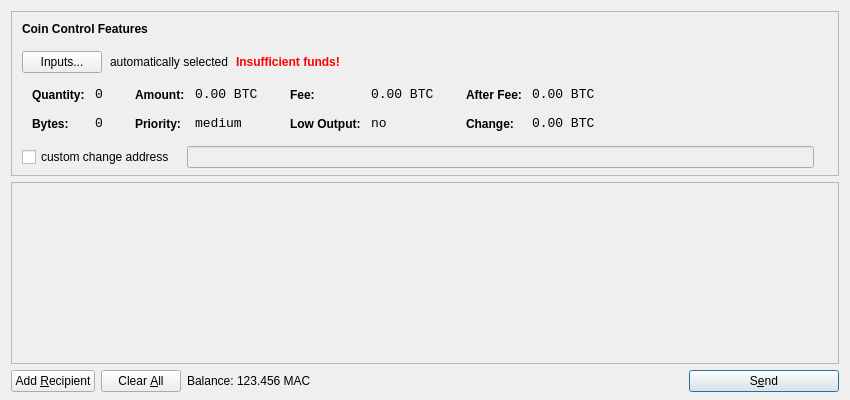
Old version of the form src/qt/forms/sendcoinsdialog.ui in the repository machinecoin-project/machinecoin-core.
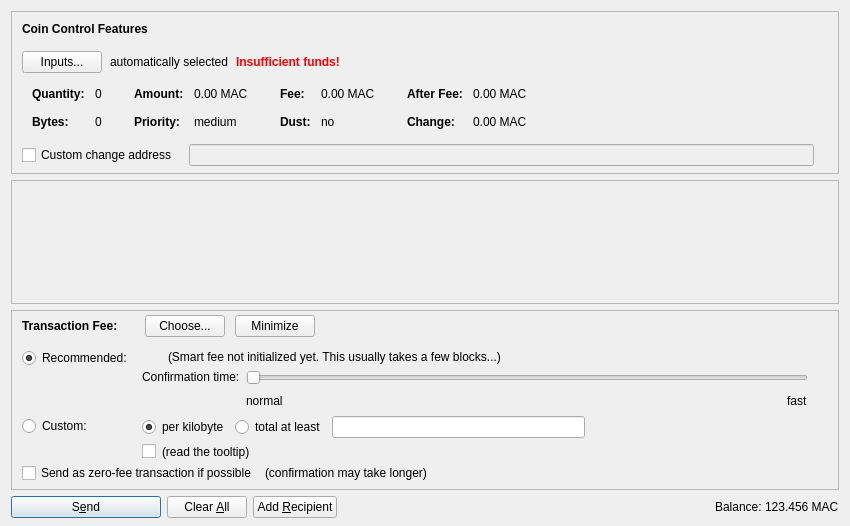
New version of the form. Icons and pictures are not drawn. Custom widgets are drawn as their Qt base class.

```diff
--- a/src/qt/forms/sendcoinsdialog.ui
+++ b/src/qt/forms/sendcoinsdialog.ui
@@ -7,13 +7,13 @@
     <x>0</x>
     <y>0</y>
     <width>850</width>
-    <height>400</height>
+    <height>526</height>
    </rect>
   </property>
   <property name="windowTitle">
    <string>Send Coins</string>
   </property>
-  <layout class="QVBoxLayout" name="verticalLayout" stretch="0,1,0">
+  <layout class="QVBoxLayout" name="verticalLayout" stretch="0,1,0,0">
    <property name="bottomMargin">
     <number>8</number>
    </property>
@@ -39,7 +39,7 @@
      </property>
      <layout class="QVBoxLayout" name="verticalLayoutCoinControl2">
       <property name="spacing">
-       <number>-1</number>
+       <number>0</number>
       </property>
       <property name="leftMargin">
        <number>0</number>
@@ -206,8 +206,11 @@
                </property>
                <item row="0" column="0">
                 <widget class="QLabel" name="labelCoinControlQuantityText">
-                 <property name="styleSheet">
-                  <string notr="true">font-weight:bold;</string>
+                 <property name="font">
+                  <font>
+                   <weight>75</weight>
+                   <bold>true</bold>
+                  </font>
                  </property>
                  <property name="text">
                   <string>Quantity:</string>
@@ -219,12 +222,6 @@
                </item>
                <item row="0" column="1">
                 <widget class="QLabel" name="labelCoinControlQuantity">
-                 <property name="font">
-                  <font>
-                   <family>Monospace</family>
-                   <pointsize>10</pointsize>
-                  </font>
-                 </property>
                  <property name="cursor">
                   <cursorShape>IBeamCursor</cursorShape>
                  </property>
@@ -244,8 +241,11 @@
                </item>
                <item row="1" column="0">
                 <widget class="QLabel" name="labelCoinControlBytesText">
-                 <property name="styleSheet">
-                  <string notr="true">font-weight:bold;</string>
+                 <property name="font">
+                  <font>
+                   <weight>75</weight>
+                   <bold>true</bold>
+                  </font>
                  </property>
                  <property name="text">
                   <string>Bytes:</string>
@@ -254,12 +254,6 @@
                </item>
                <item row="1" column="1">
                 <widget class="QLabel" name="labelCoinControlBytes">
-                 <property name="font">
-                  <font>
-                   <family>Monospace</family>
-                   <pointsize>10</pointsize>
-                  </font>
-                 </property>
                  <property name="cursor">
                   <cursorShape>IBeamCursor</cursorShape>
                  </property>
@@ -295,8 +289,11 @@
                </property>
                <item row="0" column="0">
                 <widget class="QLabel" name="labelCoinControlAmountText">
-                 <property name="styleSheet">
-                  <string notr="true">font-weight:bold;</string>
+                 <property name="font">
+                  <font>
+                   <weight>75</weight>
+                   <bold>true</bold>
+                  </font>
                  </property>
                  <property name="text">
                   <string>Amount:</string>
@@ -308,12 +305,6 @@
                </item>
                <item row="0" column="1">
                 <widget class="QLabel" name="labelCoinControlAmount">
-                 <property name="font">
-                  <font>
-                   <family>Monospace</family>
-                   <pointsize>10</pointsize>
-                  </font>
-                 </property>
                  <property name="cursor">
                   <cursorShape>IBeamCursor</cursorShape>
                  </property>
@@ -321,7 +312,7 @@
                   <enum>Qt::ActionsContextMenu</enum>
                  </property>
                  <property name="text">
-                  <string notr="true">0.00 BTC</string>
+                  <string notr="true">0.00 MAC</string>
                  </property>
                  <property name="textInteractionFlags">
                   <set>Qt::LinksAccessibleByMouse|Qt::TextSelectableByKeyboard|Qt::TextSelectableByMouse</set>
@@ -330,8 +321,11 @@
                </item>
                <item row="1" column="0">
                 <widget class="QLabel" name="labelCoinControlPriorityText">
-                 <property name="styleSheet">
-                  <string notr="true">font-weight:bold;</string>
+                 <property name="font">
+                  <font>
+                   <weight>75</weight>
+                   <bold>true</bold>
+                  </font>
                  </property>
                  <property name="text">
                   <string>Priority:</string>
@@ -340,12 +334,6 @@
                </item>
                <item row="1" column="1">
                 <widget class="QLabel" name="labelCoinControlPriority">
-                 <property name="font">
-                  <font>
-                   <family>Monospace</family>
-                   <pointsize>10</pointsize>
-                  </font>
-                 </property>
                  <property name="cursor">
                   <cursorShape>IBeamCursor</cursorShape>
                  </property>
@@ -381,8 +369,11 @@
                </property>
                <item row="0" column="0">
                 <widget class="QLabel" name="labelCoinControlFeeText">
-                 <property name="styleSheet">
-                  <string notr="true">font-weight:bold;</string>
+                 <property name="font">
+                  <font>
+                   <weight>75</weight>
+                   <bold>true</bold>
+                  </font>
                  </property>
                  <property name="text">
                   <string>Fee:</string>
@@ -394,12 +385,6 @@
                </item>
                <item row="0" column="1">
                 <widget class="QLabel" name="labelCoinControlFee">
-                 <property name="font">
-                  <font>
-                   <family>Monospace</family>
-                   <pointsize>10</pointsize>
-                  </font>
-                 </property>
                  <property name="cursor">
                   <cursorShape>IBeamCursor</cursorShape>
                  </property>
@@ -407,7 +392,7 @@
                   <enum>Qt::ActionsContextMenu</enum>
                  </property>
                  <property name="text">
-                  <string notr="true">0.00 BTC</string>
+                  <string notr="true">0.00 MAC</string>
                  </property>
                  <property name="textInteractionFlags">
                   <set>Qt::LinksAccessibleByMouse|Qt::TextSelectableByKeyboard|Qt::TextSelectableByMouse</set>
@@ -416,22 +401,19 @@
                </item>
                <item row="1" column="0">
                 <widget class="QLabel" name="labelCoinControlLowOutputText">
-                 <property name="styleSheet">
-                  <string notr="true">font-weight:bold;</string>
+                 <property name="font">
+                  <font>
+                   <weight>75</weight>
+                   <bold>true</bold>
+                  </font>
                  </property>
                  <property name="text">
-                  <string>Low Output:</string>
+                  <string>Dust:</string>
                  </property>
                 </widget>
                </item>
                <item row="1" column="1">
                 <widget class="QLabel" name="labelCoinControlLowOutput">
-                 <property name="font">
-                  <font>
-                   <family>Monospace</family>
-                   <pointsize>10</pointsize>
-                  </font>
-                 </property>
                  <property name="cursor">
                   <cursorShape>IBeamCursor</cursorShape>
                  </property>
@@ -467,8 +449,11 @@
                </property>
                <item row="0" column="0">
                 <widget class="QLabel" name="labelCoinControlAfterFeeText">
-                 <property name="styleSheet">
-                  <string notr="true">font-weight:bold;</string>
+                 <property name="font">
+                  <font>
+                   <weight>75</weight>
+                   <bold>true</bold>
+                  </font>
                  </property>
                  <property name="text">
                   <string>After Fee:</string>
@@ -480,12 +465,6 @@
                </item>
                <item row="0" column="1">
                 <widget class="QLabel" name="labelCoinControlAfterFee">
-                 <property name="font">
-                  <font>
-                   <family>Monospace</family>
-                   <pointsize>10</pointsize>
-                  </font>
-                 </property>
                  <property name="cursor">
                   <cursorShape>IBeamCursor</cursorShape>
                  </property>
@@ -493,7 +472,7 @@
                   <enum>Qt::ActionsContextMenu</enum>
                  </property>
                  <property name="text">
-                  <string notr="true">0.00 BTC</string>
+                  <string notr="true">0.00 MAC</string>
                  </property>
                  <property name="textInteractionFlags">
                   <set>Qt::LinksAccessibleByMouse|Qt::TextSelectableByKeyboard|Qt::TextSelectableByMouse</set>
@@ -502,8 +481,11 @@
                </item>
                <item row="1" column="0">
                 <widget class="QLabel" name="labelCoinControlChangeText">
-                 <property name="styleSheet">
-                  <string notr="true">font-weight:bold;</string>
+                 <property name="font">
+                  <font>
+                   <weight>75</weight>
+                   <bold>true</bold>
+                  </font>
                  </property>
                  <property name="text">
                   <string>Change:</string>
@@ -512,12 +494,6 @@
                </item>
                <item row="1" column="1">
                 <widget class="QLabel" name="labelCoinControlChange">
-                 <property name="font">
-                  <font>
-                   <family>Monospace</family>
-                   <pointsize>10</pointsize>
-                  </font>
-                 </property>
                  <property name="cursor">
                   <cursorShape>IBeamCursor</cursorShape>
                  </property>
@@ -525,7 +501,7 @@
                   <enum>Qt::ActionsContextMenu</enum>
                  </property>
                  <property name="text">
-                  <string notr="true">0.00 BTC</string>
+                  <string notr="true">0.00 MAC</string>
                  </property>
                  <property name="textInteractionFlags">
                   <set>Qt::LinksAccessibleByMouse|Qt::TextSelectableByKeyboard|Qt::TextSelectableByMouse</set>
@@ -556,7 +532,7 @@
           <item>
            <widget class="QCheckBox" name="checkBoxCoinControlChange">
             <property name="text">
-             <string>custom change address</string>
+             <string>Custom change address</string>
             </property>
            </widget>
           </item>
@@ -626,11 +602,20 @@
         <x>0</x>
         <y>0</y>
         <width>830</width>
-        <height>165</height>
+        <height>68</height>
        </rect>
       </property>
-      <layout class="QVBoxLayout" name="verticalLayout_2">
-       <property name="margin">
+      <layout class="QVBoxLayout" name="verticalLayout_2" stretch="0,1">
+       <property name="leftMargin">
+        <number>0</number>
+       </property>
+       <property name="topMargin">
+        <number>0</number>
+       </property>
+       <property name="rightMargin">
+        <number>0</number>
+       </property>
+       <property name="bottomMargin">
         <number>0</number>
        </property>
        <item>
@@ -657,15 +642,605 @@
      </widget>
     </widget>
    </item>
+   <item>
+    <widget class="QFrame" name="frameFee">
+     <property name="sizePolicy">
+      <sizepolicy hsizetype="Expanding" vsizetype="Expanding">
+       <horstretch>0</horstretch>
+       <verstretch>0</verstretch>
+      </sizepolicy>
+     </property>
+     <property name="maximumSize">
+      <size>
+       <width>16777215</width>
+       <height>16777215</height>
+      </size>
+     </property>
+     <property name="frameShape">
+      <enum>QFrame::StyledPanel</enum>
+     </property>
+     <property name="frameShadow">
+      <enum>QFrame::Sunken</enum>
+     </property>
+     <layout class="QVBoxLayout" name="verticalLayoutFee1">
+      <property name="spacing">
+       <number>0</number>
+      </property>
+      <property name="leftMargin">
+       <number>0</number>
+      </property>
+      <property name="topMargin">
+       <number>0</number>
+      </property>
+      <property name="rightMargin">
+       <number>0</number>
+      </property>
+      <property name="bottomMargin">
+       <number>0</number>
+      </property>
+      <item>
+       <layout class="QVBoxLayout" name="verticalLayoutFee2" stretch="0,0,0">
+        <property name="spacing">
+         <number>0</number>
+        </property>
+        <property name="leftMargin">
+         <number>10</number>
+        </property>
+        <property name="topMargin">
+         <number>0</number>
+        </property>
+        <item>
+         <layout class="QHBoxLayout" name="horizontalLayoutFee1">
+          <property name="bottomMargin">
+           <number>0</number>
+          </property>
+          <item>
+           <layout class="QVBoxLayout" name="verticalLayoutFee7">
+            <property name="spacing">
+             <number>0</number>
+            </property>
+            <item>
+             <spacer name="verticalSpacerSmartFee">
+              <property name="orientation">
+               <enum>Qt::Vertical</enum>
+              </property>
+              <property name="sizeType">
+               <enum>QSizePolicy::Fixed</enum>
+              </property>
+              <property name="sizeHint" stdset="0">
+               <size>
+                <width>1</width>
+                <height>4</height>
+               </size>
+              </property>
+             </spacer>
+            </item>
+            <item>
+             <layout class="QHBoxLayout" name="horizontalLayoutSmartFee">
+              <property name="spacing">
+               <number>10</number>
+              </property>
+              <item>
+               <widget class="QLabel" name="labelFeeHeadline">
+                <property name="sizePolicy">
+                 <sizepolicy hsizetype="Preferred" vsizetype="Maximum">
+                  <horstretch>0</horstretch>
+                  <verstretch>0</verstretch>
+                 </sizepolicy>
+                </property>
+                <property name="font">
+                 <font>
+                  <weight>75</weight>
+                  <bold>true</bold>
+                 </font>
+                </property>
+                <property name="styleSheet">
+                 <string notr="true">font-weight:bold;</string>
+                </property>
+                <property name="text">
+                 <string>Transaction Fee:</string>
+                </property>
+               </widget>
+              </item>
+              <item>
+               <widget class="QLabel" name="labelFeeMinimized">
+                <property name="text">
+                 <string/>
+                </property>
+               </widget>
+              </item>
+              <item>
+               <widget class="QPushButton" name="buttonChooseFee">
+                <property name="text">
+                 <string>Choose...</string>
+                </property>
+               </widget>
+              </item>
+              <item>
+               <widget class="QPushButton" name="buttonMinimizeFee">
+                <property name="toolTip">
+                 <string>collapse fee-settings</string>
+                </property>
+                <property name="text">
+                 <string>Minimize</string>
+                </property>
+               </widget>
+              </item>
+             </layout>
+            </item>
+            <item>
+             <spacer name="verticalSpacer_5">
+              <property name="orientation">
+               <enum>Qt::Vertical</enum>
+              </property>
+              <property name="sizeHint" stdset="0">
+               <size>
+                <width>1</width>
+                <height>1</height>
+               </size>
+              </property>
+             </spacer>
+            </item>
+           </layout>
+          </item>
+          <item>
+           <spacer name="horizontalSpacer_4">
+            <property name="orientation">
+             <enum>Qt::Horizontal</enum>
+            </property>
+            <property name="sizeHint" stdset="0">
+             <size>
+              <width>40</width>
+              <height>20</height>
+             </size>
+            </property>
+           </spacer>
+          </item>
+         </layout>
+        </item>
+        <item>
+         <widget class="QFrame" name="frameFeeSelection">
+          <layout class="QVBoxLayout" name="verticalLayoutFee12">
+           <property name="spacing">
+            <number>0</number>
+           </property>
+           <property name="leftMargin">
+            <number>0</number>
+           </property>
+           <property name="topMargin">
+            <number>0</number>
+           </property>
+           <property name="rightMargin">
+            <number>0</number>
+           </property>
+           <property name="bottomMargin">
+            <number>0</number>
+           </property>
+           <item>
+            <layout class="QGridLayout" name="gridLayoutFee">
+             <property name="topMargin">
+              <number>10</number>
+             </property>
+             <property name="bottomMargin">
+              <number>4</number>
+             </property>
+             <property name="horizontalSpacing">
+              <number>10</number>
+             </property>
+             <property name="verticalSpacing">
+              <number>4</number>
+             </property>
+             <item row="1" column="1">
+              <layout class="QVBoxLayout" name="verticalLayoutFee8">
+               <property name="spacing">
+                <number>6</number>
+               </property>
+               <item>
+                <layout class="QHBoxLayout" name="horizontalLayoutFee13">
+                 <item>
+                  <widget class="QRadioButton" name="radioCustomPerKilobyte">
+                   <property name="toolTip">
+                    <string>If the custom fee is set to 1000 satoshis and the transaction is only 250 bytes, then &quot;per kilobyte&quot; only pays 250 satoshis in fee, while &quot;at least&quot; pays 1000 satoshis. For transactions bigger than a kilobyte both pay by kilobyte.</string>
+                   </property>
+                   <property name="text">
+                    <string>per kilobyte</string>
+                   </property>
+                   <property name="checked">
+                    <bool>true</bool>
+                   </property>
+                   <attribute name="buttonGroup">
+                    <string notr="true">groupCustomFee</string>
+                   </attribute>
+                  </widget>
+                 </item>
+                 <item>
+                  <widget class="QRadioButton" name="radioCustomAtLeast">
+                   <property name="toolTip">
+                    <string>If the custom fee is set to 1000 satoshis and the transaction is only 250 bytes, then &quot;per kilobyte&quot; only pays 250 satoshis in fee, while &quot;total at least&quot; pays 1000 satoshis. For transactions bigger than a kilobyte both pay by kilobyte.</string>
+                   </property>
+                   <property name="text">
+                    <string>total at least</string>
+                   </property>
+                   <attribute name="buttonGroup">
+                    <string notr="true">groupCustomFee</string>
+                   </attribute>
+                  </widget>
+                 </item>
+                 <item>
+                  <widget class="BitcoinAmountField" name="customFee"/>
+                 </item>
+                 <item>
+                  <spacer name="horizontalSpacer_6">
+                   <property name="orientation">
+                    <enum>Qt::Horizontal</enum>
+                   </property>
+                   <property name="sizeHint" stdset="0">
+                    <size>
+                     <width>1</width>
+                     <height>1</height>
+                    </size>
+                   </property>
+                  </spacer>
+                 </item>
+                </layout>
+               </item>
+               <item>
+                <layout class="QHBoxLayout" name="horizontalLayoutFee8">
+                 <item>
+                  <widget class="QCheckBox" name="checkBoxMinimumFee">
+                   <property name="toolTip">
+                    <string>Paying only the minimum fee is just fine as long as there is less transaction volume than space in the blocks. But be aware that this can end up in a never confirming transaction once there is more demand for machinecoin transactions than the network can process.</string>
+                   </property>
+                   <property name="text">
+                    <string/>
+                   </property>
+                  </widget>
+                 </item>
+                 <item>
+                  <widget class="QLabel" name="labelMinFeeWarning">
+                   <property name="enabled">
+                    <bool>true</bool>
+                   </property>
+                   <property name="toolTip">
+                    <string>Paying only the minimum fee is just fine as long as there is less transaction volume than space in the blocks. But be aware that this can end up in a never confirming transaction once there is more demand for machinecoin transactions than the network can process.</string>
+                   </property>
+                   <property name="text">
+                    <string>(read the tooltip)</string>
+                   </property>
+                   <property name="margin">
+                    <number>5</number>
+                   </property>
+                  </widget>
+                 </item>
+                 <item>
+                  <spacer name="horizontalSpacer_2">
+                   <property name="orientation">
+                    <enum>Qt::Horizontal</enum>
+                   </property>
+                   <property name="sizeHint" stdset="0">
+                    <size>
+                     <width>1</width>
+                     <height>1</height>
+                    </size>
+                   </property>
+                  </spacer>
+                 </item>
+                </layout>
+               </item>
+              </layout>
+             </item>
+             <item row="0" column="0">
+              <layout class="QVBoxLayout" name="verticalLayoutFee4" stretch="0,1">
+               <item>
+                <widget class="QRadioButton" name="radioSmartFee">
+                 <property name="text">
+                  <string>Recommended:</string>
+                 </property>
+                 <property name="checked">
+                  <bool>true</bool>
+                 </property>
+                 <attribute name="buttonGroup">
+                  <string notr="true">groupFee</string>
+                 </attribute>
+                </widget>
+               </item>
+               <item>
+                <spacer name="verticalSpacer_2">
+                 <property name="orientation">
+                  <enum>Qt::Vertical</enum>
+                 </property>
+                 <property name="sizeHint" stdset="0">
+                  <size>
+                   <width>1</width>
+                   <height>1</height>
+                  </size>
+                 </property>
+                </spacer>
+               </item>
+              </layout>
+             </item>
+             <item row="1" column="0">
+              <layout class="QVBoxLayout" name="verticalLayoutFee9" stretch="0,1">
+               <item>
+                <widget class="QRadioButton" name="radioCustomFee">
+                 <property name="text">
+                  <string>Custom:</string>
+                 </property>
+                 <attribute name="buttonGroup">
+                  <string notr="true">groupFee</string>
+                 </attribute>
+                </widget>
+               </item>
+               <item>
+                <spacer name="verticalSpacer_6">
+                 <property name="orientation">
+                  <enum>Qt::Vertical</enum>
+                 </property>
+                 <property name="sizeHint" stdset="0">
+                  <size>
+                   <width>1</width>
+                   <height>1</height>
+                  </size>
+                 </property>
+                </spacer>
+               </item>
+              </layout>
+             </item>
+             <item row="0" column="1">
+              <layout class="QVBoxLayout" name="verticalLayoutFee3" stretch="0,0,1">
+               <property name="spacing">
+                <number>6</number>
+               </property>
+               <property name="topMargin">
+                <number>2</number>
+               </property>
+               <item>
+                <layout class="QHBoxLayout" name="horizontalLayoutFee12">
+                 <item>
+                  <widget class="QLabel" name="labelSmartFee">
+                   <property name="text">
+                    <string/>
+                   </property>
+                   <property name="margin">
+                    <number>2</number>
+                   </property>
+                  </widget>
+                 </item>
+                 <item>
+                  <widget class="QLabel" name="labelFeeEstimation">
+                   <property name="text">
+                    <string/>
+                   </property>
+                  </widget>
+                 </item>
+                 <item>
+                  <widget class="QLabel" name="labelSmartFee2">
+                   <property name="text">
+                    <string>(Smart fee not initialized yet. This usually takes a few blocks...)</string>
+                   </property>
+                   <property name="margin">
+                    <number>2</number>
+                   </property>
+                  </widget>
+                 </item>
+                 <item>
+                  <spacer name="horizontalSpacer_5">
+                   <property name="orientation">
+                    <enum>Qt::Horizontal</enum>
+                   </property>
+                   <property name="sizeHint" stdset="0">
+                    <size>
+                     <width>1</width>
+                     <height>1</height>
+                    </size>
+                   </property>
+                  </spacer>
+                 </item>
+                </layout>
+               </item>
+               <item>
+                <layout class="QHBoxLayout" name="horizontalLayoutFee9">
+                 <item>
+                  <layout class="QVBoxLayout" name="verticalLayoutFee6">
+                   <item>
+                    <widget class="QLabel" name="labelSmartFee3">
+                     <property name="text">
+                      <string>Confirmation time:</string>
+                     </property>
+                     <property name="margin">
+                      <number>2</number>
+                     </property>
+                    </widget>
+                   </item>
+                   <item>
+                    <spacer name="verticalSpacer_3">
+                     <property name="orientation">
+                      <enum>Qt::Vertical</enum>
+                     </property>
+                     <property name="sizeHint" stdset="0">
+                      <size>
+                       <width>1</width>
+                       <height>1</height>
+                      </size>
+                     </property>
+                    </spacer>
+                   </item>
+                  </layout>
+                 </item>
+                 <item>
+                  <layout class="QVBoxLayout" name="verticalLayoutFee5">
+                   <property name="rightMargin">
+                    <number>30</number>
+                   </property>
+                   <item>
+                    <widget class="QSlider" name="sliderSmartFee">
+                     <property name="minimum">
+                      <number>0</number>
+                     </property>
+                     <property name="maximum">
+                      <number>24</number>
+                     </property>
+                     <property name="pageStep">
+                      <number>1</number>
+                     </property>
+                     <property name="value">
+                      <number>0</number>
+                     </property>
+                     <property name="orientation">
+                      <enum>Qt::Horizontal</enum>
+                     </property>
+                     <property name="invertedAppearance">
+                      <bool>false</bool>
+                     </property>
+                     <property name="invertedControls">
+                      <bool>false</bool>
+                     </property>
+                     <property name="tickPosition">
+                      <enum>QSlider::NoTicks</enum>
+                     </property>
+                    </widget>
+                   </item>
+                   <item>
+                    <layout class="QHBoxLayout" name="horizontalLayoutFee10">
+                     <item>
+                      <widget class="QLabel" name="labelSmartFeeNormal">
+                       <property name="text">
+                        <string>normal</string>
+                       </property>
+                      </widget>
+                     </item>
+                     <item>
+                      <spacer name="horizontalSpacer_3">
+                       <property name="orientation">
+                        <enum>Qt::Horizontal</enum>
+                       </property>
+                       <property name="sizeHint" stdset="0">
+                        <size>
+                         <width>40</width>
+                         <height>20</height>
+                        </size>
+                       </property>
+                      </spacer>
+                     </item>
+                     <item>
+                      <widget class="QLabel" name="labelSmartFeeFast">
+                       <property name="text">
+                        <string>fast</string>
+                       </property>
+                      </widget>
+                     </item>
+                    </layout>
+                   </item>
+                  </layout>
+                 </item>
+                </layout>
+               </item>
+               <item>
+                <spacer name="verticalSpacer_4">
+                 <property name="orientation">
+                  <enum>Qt::Vertical</enum>
+                 </property>
+                 <property name="sizeHint" stdset="0">
+                  <size>
+                   <width>1</width>
+                   <height>1</height>
+                  </size>
+                 </property>
+                </spacer>
+               </item>
+              </layout>
+             </item>
+            </layout>
+           </item>
+           <item>
+            <layout class="QHBoxLayout" name="horizontalLayoutFee5" stretch="0,0,0">
+             <property name="spacing">
+              <number>8</number>
+             </property>
+             <property name="bottomMargin">
+              <number>4</number>
+             </property>
+             <item>
+              <widget class="QCheckBox" name="checkBoxFreeTx">
+               <property name="text">
+                <string>Send as zero-fee transaction if possible</string>
+               </property>
+              </widget>
+             </item>
+             <item>
+              <widget class="QLabel" name="labelFreeTx">
+               <property name="text">
+                <string>(confirmation may take longer)</string>
+               </property>
+               <property name="margin">
+                <number>5</number>
+               </property>
+              </widget>
+             </item>
+             <item>
+              <spacer name="horizontalSpacerFee5">
+               <property name="orientation">
+                <enum>Qt::Horizontal</enum>
+               </property>
+               <property name="sizeHint" stdset="0">
+                <size>
+                 <width>1</width>
+                 <height>1</height>
+                </size>
+               </property>
+              </spacer>
+             </item>
+            </layout>
+           </item>
+           <item>
+            <spacer name="verticalSpacerFee2">
+             <property name="orientation">
+              <enum>Qt::Vertical</enum>
+             </property>
+             <property name="sizeHint" stdset="0">
+              <size>
+               <width>1</width>
+               <height>1</height>
+              </size>
+             </property>
+            </spacer>
+           </item>
+          </layout>
+         </widget>
+        </item>
+        <item>
+         <spacer name="verticalSpacerFee">
+          <property name="orientation">
+           <enum>Qt::Vertical</enum>
+          </property>
+          <property name="sizeHint" stdset="0">
+           <size>
+            <width>800</width>
+            <height>1</height>
+           </size>
+          </property>
+         </spacer>
+        </item>
+       </layout>
+      </item>
+     </layout>
+    </widget>
+   </item>
    <item>
     <layout class="QHBoxLayout" name="horizontalLayout">
      <item>
-      <widget class="QPushButton" name="addButton">
+      <widget class="QPushButton" name="sendButton">
+       <property name="minimumSize">
+        <size>
+         <width>150</width>
+         <height>0</height>
+        </size>
+       </property>
        <property name="toolTip">
         <string>Send to multiple recipients at once</string>
        </property>
        <property name="text">
-        <string>Add &amp;Recipient</string>
+        <string>S&amp;end</string>
        </property>
        <property name="icon">
         <iconset resource="../bitcoin.qrc">
@@ -674,6 +1249,9 @@
        <property name="autoDefault">
         <bool>false</bool>
        </property>
+       <property name="default">
+        <bool>true</bool>
+       </property>
       </widget>
      </item>
      <item>
@@ -697,11 +1275,38 @@
        <property name="autoRepeatDelay">
         <number>300</number>
        </property>
+      </widget>
+     </item>
+     <item>
+      <widget class="QPushButton" name="addButton">
+       <property name="toolTip">
+        <string>Send to multiple recipients at once</string>
+       </property>
+       <property name="text">
+        <string>Add &amp;Recipient</string>
+       </property>
+       <property name="icon">
+        <iconset resource="../bitcoin.qrc">
+         <normaloff>:/icons/add</normaloff>:/icons/add</iconset>
+       </property>
        <property name="autoDefault">
         <bool>false</bool>
        </property>
       </widget>
      </item>
+     <item>
+      <spacer name="horizontalSpacer">
+       <property name="orientation">
+        <enum>Qt::Horizontal</enum>
+       </property>
+       <property name="sizeHint" stdset="0">
+        <size>
+         <width>40</width>
+         <height>20</height>
+        </size>
+       </property>
+      </spacer>
+     </item>
      <item>
       <layout class="QHBoxLayout" name="horizontalLayout_2">
        <property name="spacing">
@@ -709,6 +1314,12 @@
        </property>
        <item>
         <widget class="QLabel" name="label">
+         <property name="sizePolicy">
+          <sizepolicy hsizetype="Preferred" vsizetype="Fixed">
+           <horstretch>0</horstretch>
+           <verstretch>0</verstretch>
+          </sizepolicy>
+         </property>
          <property name="text">
           <string>Balance:</string>
          </property>
@@ -716,6 +1327,12 @@
        </item>
        <item>
         <widget class="QLabel" name="labelBalance">
+         <property name="sizePolicy">
+          <sizepolicy hsizetype="Preferred" vsizetype="Fixed">
+           <horstretch>0</horstretch>
+           <verstretch>0</verstretch>
+          </sizepolicy>
+         </property>
          <property name="cursor">
           <cursorShape>IBeamCursor</cursorShape>
          </property>
@@ -729,46 +1346,23 @@
        </item>
       </layout>
      </item>
-     <item>
-      <spacer name="horizontalSpacer">
-       <property name="orientation">
-        <enum>Qt::Horizontal</enum>
-       </property>
-       <property name="sizeHint" stdset="0">
-        <size>
-         <width>40</width>
-         <height>20</height>
-        </size>
-       </property>
-      </spacer>
-     </item>
-     <item>
-      <widget class="QPushButton" name="sendButton">
-       <property name="minimumSize">
-        <size>
-         <width>150</width>
-         <height>0</height>
-        </size>
-       </property>
-       <property name="toolTip">
-        <string>Confirm the send action</string>
-       </property>
-       <property name="text">
-        <string>S&amp;end</string>
-       </property>
-       <property name="icon">
-        <iconset resource="../bitcoin.qrc">
-         <normaloff>:/icons/send</normaloff>:/icons/send</iconset>
-       </property>
-       <property name="default">
-        <bool>true</bool>
-       </property>
-      </widget>
-     </item>
     </layout>
    </item>
   </layout>
  </widget>
+ <customwidgets>
+  <customwidget>
+   <class>QValidatedLineEdit</class>
+   <extends>QLineEdit</extends>
+   <header>qvalidatedlineedit.h</header>
+  </customwidget>
+  <customwidget>
+   <class>BitcoinAmountField</class>
+   <extends>QLineEdit</extends>
+   <header>bitcoinamountfield.h</header>
+   <container>1</container>
+  </customwidget>
+ </customwidgets>
  <resources>
   <include location="../bitcoin.qrc"/>
  </resources>
```
Left out of the diff: 39 changed lines with no effect on the pictures.
